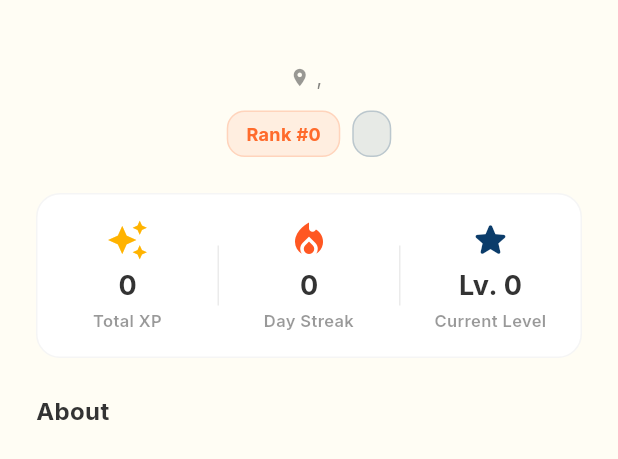
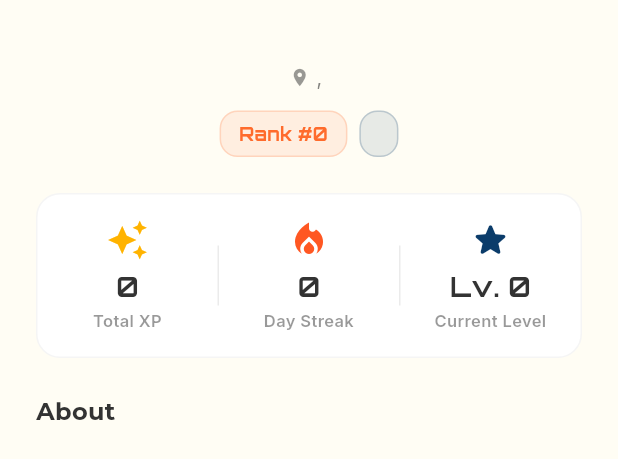
Before and after one commit to D4rkbyte-Hackathon/tuklascope_mobile, a Flutter app: the DiscovererProfileSheet widget shown alone on an empty page, opened directly with empty values, on a phone screen of 412 x 824 dp. Shown: the part 221-680 px from the top of the screen. Run offline on Flutter 3.47's test engine with Material 3 defaults, Android fonts, the phone set to English and light mode, and no system bars; our stand-ins replace camera, flutter_animate, flutter_dotenv, flutter_image_compress, flutter_riverpod, google_fonts and 4 more; missing offline and left inert: google_mlkit_subject_segmentation; accounts and stored records are empty; network calls fail.

Commit message:
chore: add custom font explore leaderboards screen

```diff
--- a/mobile/lib/features/explore/presentation/screens/explore_screen.dart
+++ b/mobile/lib/features/explore/presentation/screens/explore_screen.dart
@@ -1,4 +1,6 @@
+//explore screen
 import 'package:flutter/material.dart';
+import 'package:google_fonts/google_fonts.dart';
 
 // Core imports
 import '../../../../core/widgets/gradient_scaffold.dart';
@@ -79,7 +81,7 @@ class _ExploreScreenState extends State<ExploreScreen> with SingleTickerProvider
         ),
         labelColor: theme.colorScheme.onSecondary,
         unselectedLabelColor: theme.colorScheme.onSurface.withValues(alpha: 0.6),
-        labelStyle: const TextStyle(fontWeight: FontWeight.bold, fontSize: 14),
+        labelStyle: GoogleFonts.montserrat(fontWeight: FontWeight.bold, fontSize: 14),
         tabs: const [
           Tab(text: 'History'),
           Tab(text: 'View Leaderboards'),
--- a/mobile/lib/features/explore/presentation/widgets/discoverer_profile_sheet.dart
+++ b/mobile/lib/features/explore/presentation/widgets/discoverer_profile_sheet.dart
@@ -1,4 +1,6 @@
+//discoverer profile sheet
 import 'package:flutter/material.dart';
+import 'package:google_fonts/google_fonts.dart';
 
 class DiscovererProfileSheet extends StatelessWidget {
   final Map<String, dynamic> user;
@@ -65,7 +67,6 @@ class DiscovererProfileSheet extends StatelessWidget {
                           end: Alignment.bottomRight,
                         ),
                       ),
-                      // 🚀 ADDED: Premium Drag Handle
                       alignment: Alignment.topCenter,
                       child: Container(
                         margin: const EdgeInsets.only(top: 12),
@@ -94,7 +95,6 @@ class DiscovererProfileSheet extends StatelessWidget {
                     ),
                   ),
                 ),
-                // 🚀 REMOVED: The "X" Close Button
               ],
             ),
           ),
@@ -109,7 +109,7 @@ class DiscovererProfileSheet extends StatelessWidget {
               children: [
                 Text(
                   isMe ? '$name (You)' : name,
-                  style: const TextStyle(fontSize: 24, fontWeight: FontWeight.bold, height: 1.2),
+                  style: GoogleFonts.montserrat(fontSize: 24, fontWeight: FontWeight.bold, height: 1.2),
                   textAlign: TextAlign.center,
                 ),
                 if (locationText.isNotEmpty) ...[
@@ -121,7 +121,7 @@ class DiscovererProfileSheet extends StatelessWidget {
                       const SizedBox(width: 4),
                       Text(
                         locationText,
-                        style: TextStyle(fontSize: 14, color: theme.colorScheme.onSurface.withValues(alpha: 0.6)),
+                        style: GoogleFonts.inter(fontSize: 14, color: theme.colorScheme.onSurface.withValues(alpha: 0.6)),
                       ),
                     ],
                   ),
@@ -136,7 +136,7 @@ class DiscovererProfileSheet extends StatelessWidget {
                   runSpacing: 8,
                   alignment: WrapAlignment.center,
                   children: [
-                    _buildTag(theme, 'Rank #$rank', theme.colorScheme.secondary),
+                    _buildTag(theme, 'Rank #$rank', theme.colorScheme.secondary, isGamified: true),
                     _buildTag(theme, grade, theme.colorScheme.primary),
                   ],
                 ),
@@ -169,29 +169,28 @@ class DiscovererProfileSheet extends StatelessWidget {
                 // ==========================================
                 // 5. BIO SECTION
                 // ==========================================
-                const Align(
+                Align(
                   alignment: Alignment.centerLeft,
-                  child: Text('About', style: TextStyle(fontSize: 16, fontWeight: FontWeight.bold)),
+                  child: Text('About', style: GoogleFonts.montserrat(fontSize: 16, fontWeight: FontWeight.bold)),
                 ),
                 const SizedBox(height: 8),
                 Align(
                   alignment: Alignment.centerLeft,
                   child: Text(
                     bio,
-                    style: TextStyle(fontSize: 14, color: theme.colorScheme.onSurface.withValues(alpha: 0.7), height: 1.4),
+                    style: GoogleFonts.inter(fontSize: 14, color: theme.colorScheme.onSurface.withValues(alpha: 0.7), height: 1.4),
                   ),
                 ),
               ],
             ),
           ),
-          // 🚀 ADDED: +90 to clear the bottom navigation bar completely!
           SizedBox(height: MediaQuery.paddingOf(context).bottom + 90),
         ],
       ),
     );
   }
 
-  Widget _buildTag(ThemeData theme, String text, Color color) {
+  Widget _buildTag(ThemeData theme, String text, Color color, {bool isGamified = false}) {
     return Container(
       padding: const EdgeInsets.symmetric(horizontal: 12, vertical: 6),
       decoration: BoxDecoration(
@@ -201,7 +200,9 @@ class DiscovererProfileSheet extends StatelessWidget {
       ),
       child: Text(
         text,
-        style: TextStyle(color: color, fontWeight: FontWeight.w700, fontSize: 12),
+        style: isGamified
+          ? GoogleFonts.orbitron(color: color, fontWeight: FontWeight.w700, fontSize: 12)
+          : GoogleFonts.montserrat(color: color, fontWeight: FontWeight.w700, fontSize: 12),
       ),
     );
   }
@@ -212,9 +213,9 @@ class DiscovererProfileSheet extends StatelessWidget {
         children: [
           Icon(icon, color: iconColor, size: 28),
           const SizedBox(height: 4),
-          Text(value, style: const TextStyle(fontSize: 18, fontWeight: FontWeight.bold)),
+          Text(value, style: GoogleFonts.orbitron(fontSize: 18, fontWeight: FontWeight.bold)),
           const SizedBox(height: 2),
-          Text(label, style: TextStyle(fontSize: 11, fontWeight: FontWeight.w600, color: theme.colorScheme.onSurface.withValues(alpha: 0.5)), textAlign: TextAlign.center),
+          Text(label, style: GoogleFonts.inter(fontSize: 11, fontWeight: FontWeight.w600, color: theme.colorScheme.onSurface.withValues(alpha: 0.5)), textAlign: TextAlign.center),
         ],
       ),
     );
```
Also changed, not shown: mobile/lib/features/explore/presentation/widgets/discoverer_row_card.dart (+7 -7 lines), mobile/lib/features/explore/presentation/widgets/explore_leaderboard_tab.dart (+13 -21 lines), mobile/lib/features/explore/presentation/widgets/leaderboard_podium.dart (+5 -4 lines).
